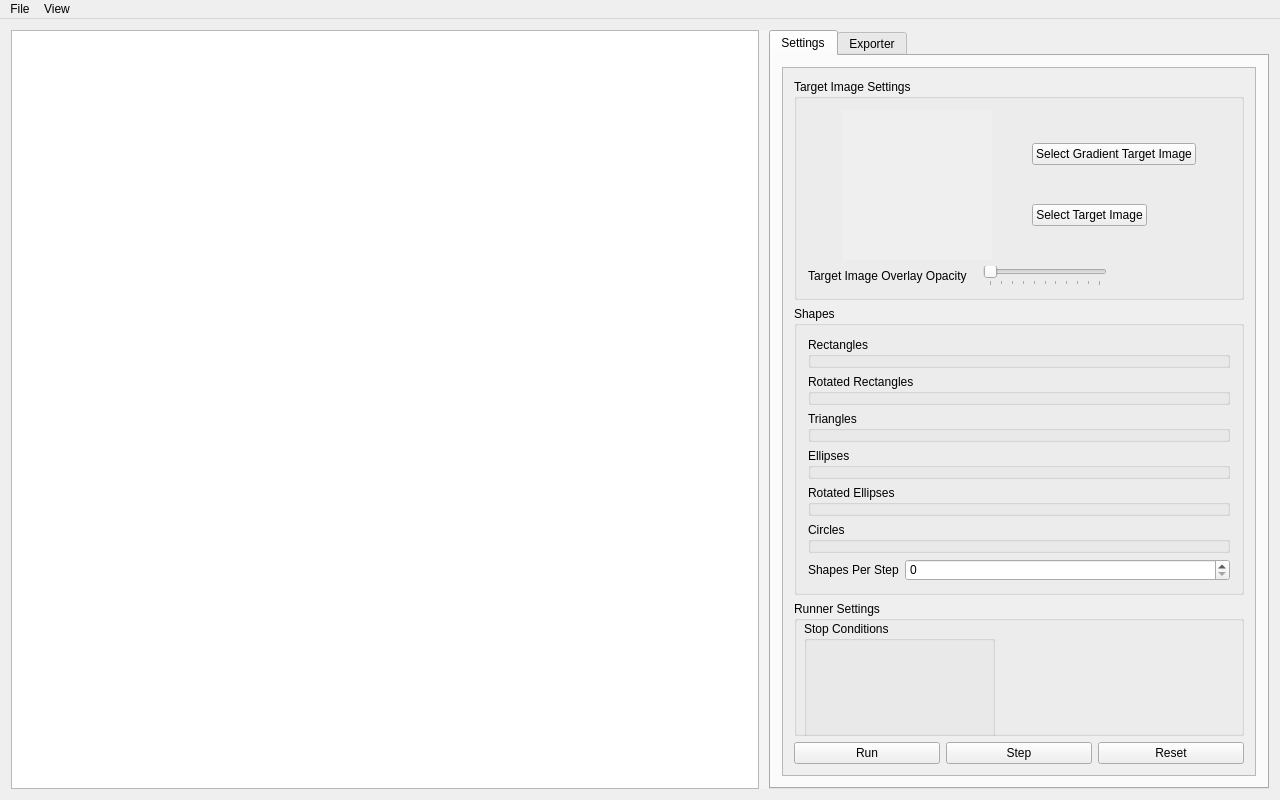
Before: the Qt Designer form Geometrize/dialog/imagejobwindow.ui in Tw1ddle/geometrize, drawn with Qt 5.
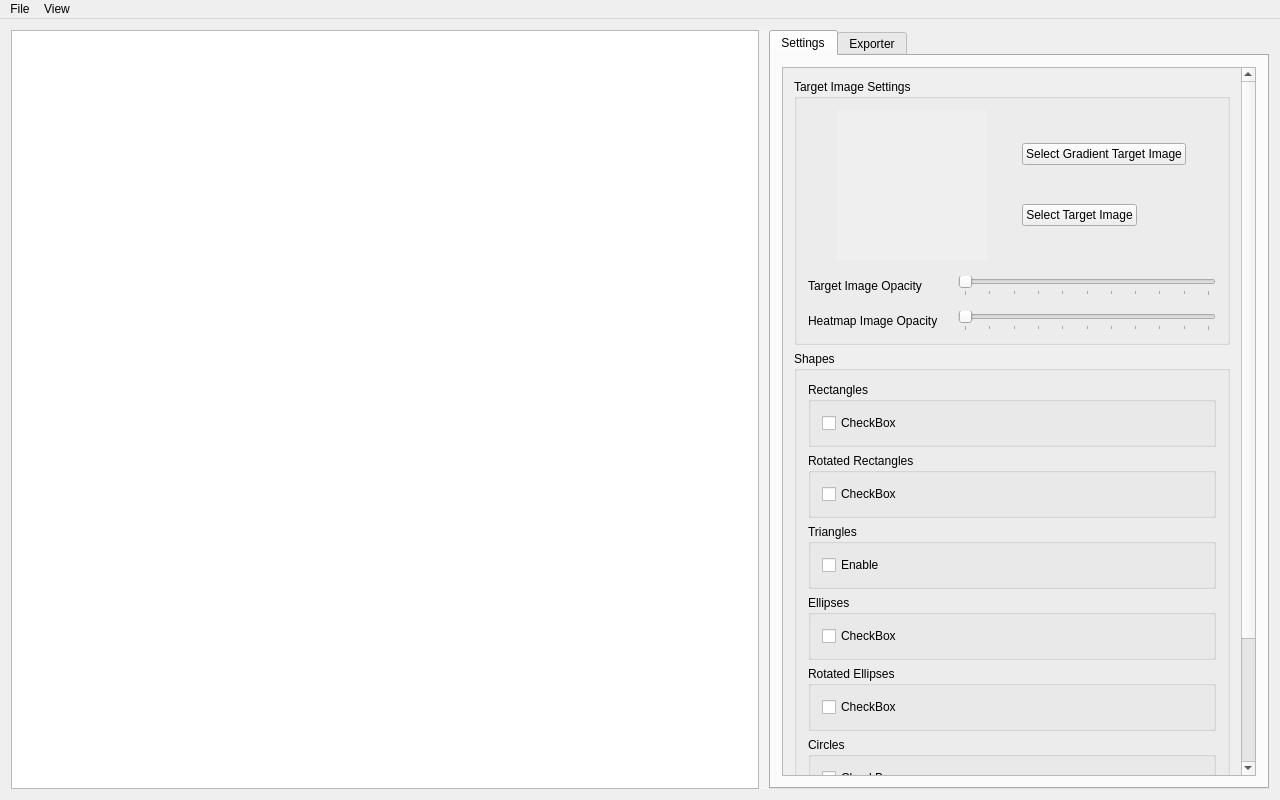
After: the same form once the commit is applied. Custom widgets are drawn as their Qt base class.

Diff of the .ui file:
```diff
--- a/Geometrize/dialog/imagejobwindow.ui
+++ b/Geometrize/dialog/imagejobwindow.ui
@@ -138,19 +138,6 @@
                <property name="title">
                 <string>Runner Settings</string>
                </property>
-               <widget class="QGroupBox" name="stopConditionsBox">
-                <property name="geometry">
-                 <rect>
-                  <x>10</x>
-                  <y>20</y>
-                  <width>191</width>
-                  <height>201</height>
-                 </rect>
-                </property>
-                <property name="title">
-                 <string>Stop Conditions</string>
-                </property>
-               </widget>
               </widget>
              </item>
              <item row="1" column="0">
@@ -170,6 +157,15 @@
                   <property name="title">
                    <string>Rectangles</string>
                   </property>
+                  <layout class="QFormLayout" name="formLayout_4">
+                   <item row="0" column="0">
+                    <widget class="QCheckBox" name="useRectangles">
+                     <property name="text">
+                      <string>CheckBox</string>
+                     </property>
+                    </widget>
+                   </item>
+                  </layout>
                  </widget>
                 </item>
                 <item>
@@ -177,6 +173,15 @@
                   <property name="title">
                    <string>Rotated Rectangles</string>
                   </property>
+                  <layout class="QFormLayout" name="formLayout_6">
+                   <item row="0" column="0">
+                    <widget class="QCheckBox" name="useRotatedRectangles">
+                     <property name="text">
+                      <string>CheckBox</string>
+                     </property>
+                    </widget>
+                   </item>
+                  </layout>
                  </widget>
                 </item>
                 <item>
@@ -184,6 +189,15 @@
                   <property name="title">
                    <string>Triangles</string>
                   </property>
+                  <layout class="QFormLayout" name="formLayout_7">
+                   <item row="0" column="0">
+                    <widget class="QCheckBox" name="useTriangles">
+                     <property name="text">
+                      <string>Enable</string>
+                     </property>
+                    </widget>
+                   </item>
+                  </layout>
                  </widget>
                 </item>
                 <item>
@@ -191,6 +205,15 @@
                   <property name="title">
                    <string>Ellipses</string>
                   </property>
+                  <layout class="QFormLayout" name="formLayout_2">
+                   <item row="0" column="0">
+                    <widget class="QCheckBox" name="useEllipses">
+                     <property name="text">
+                      <string>CheckBox</string>
+                     </property>
+                    </widget>
+                   </item>
+                  </layout>
                  </widget>
                 </item>
                 <item>
@@ -198,6 +221,15 @@
                   <property name="title">
                    <string>Rotated Ellipses</string>
                   </property>
+                  <layout class="QFormLayout" name="formLayout_5">
+                   <item row="0" column="0">
+                    <widget class="QCheckBox" name="useRotatedEllipses">
+                     <property name="text">
+                      <string>CheckBox</string>
+                     </property>
+                    </widget>
+                   </item>
+                  </layout>
                  </widget>
                 </item>
                 <item>
@@ -205,21 +237,62 @@
                   <property name="title">
                    <string>Circles</string>
                   </property>
+                  <layout class="QFormLayout" name="formLayout_3">
+                   <item row="0" column="0">
+                    <widget class="QCheckBox" name="useCircles">
+                     <property name="text">
+                      <string>CheckBox</string>
+                     </property>
+                    </widget>
+                   </item>
+                  </layout>
                  </widget>
                 </item>
+                <item>
+                 <spacer name="verticalSpacer">
+                  <property name="orientation">
+                   <enum>Qt::Vertical</enum>
+                  </property>
+                  <property name="sizeType">
+                   <enum>QSizePolicy::Fixed</enum>
+                  </property>
+                  <property name="sizeHint" stdset="0">
+                   <size>
+                    <width>20</width>
+                    <height>10</height>
+                   </size>
+                  </property>
+                 </spacer>
+                </item>
                 <item>
                  <layout class="QVBoxLayout" name="verticalLayout_15">
                   <item>
-                   <layout class="QFormLayout" name="formLayout">
-                    <item row="1" column="0">
+                   <layout class="QGridLayout" name="gridLayout">
+                    <item row="0" column="0">
                      <widget class="QLabel" name="shapesPerStepLabel">
                       <property name="text">
                        <string>Shapes Per Step</string>
                       </property>
                      </widget>
                     </item>
-                    <item row="1" column="1">
-                     <widget class="QSpinBox" name="shapesPerStepSpinBox"/>
+                    <item row="0" column="1">
+                     <widget class="QSpinBox" name="shapesPerStepSpinBox">
+                      <property name="sizePolicy">
+                       <sizepolicy hsizetype="Fixed" vsizetype="Fixed">
+                        <horstretch>0</horstretch>
+                        <verstretch>0</verstretch>
+                       </sizepolicy>
+                      </property>
+                      <property name="correctionMode">
+                       <enum>QAbstractSpinBox::CorrectToNearestValue</enum>
+                      </property>
+                      <property name="minimum">
+                       <number>1</number>
+                      </property>
+                      <property name="maximum">
+                       <number>15</number>
+                      </property>
+                     </widget>
                     </item>
                    </layout>
                   </item>
@@ -307,37 +380,27 @@
                  </layout>
                 </item>
                 <item>
-                 <layout class="QHBoxLayout" name="horizontalLayout">
-                  <item>
-                   <widget class="QLabel" name="label_2">
-                    <property name="sizePolicy">
-                     <sizepolicy hsizetype="Fixed" vsizetype="Preferred">
-                      <horstretch>0</horstretch>
-                      <verstretch>0</verstretch>
-                     </sizepolicy>
-                    </property>
-                    <property name="text">
-                     <string>Target Image Overlay Opacity</string>
-                    </property>
-                   </widget>
-                  </item>
-                  <item>
-                   <spacer name="horizontalSpacer_2">
-                    <property name="orientation">
-                     <enum>Qt::Horizontal</enum>
-                    </property>
-                    <property name="sizeType">
-                     <enum>QSizePolicy::Fixed</enum>
-                    </property>
-                    <property name="sizeHint" stdset="0">
-                     <size>
-                      <width>10</width>
-                      <height>20</height>
-                     </size>
-                    </property>
-                   </spacer>
-                  </item>
-                  <item>
+                 <spacer name="verticalSpacer_2">
+                  <property name="orientation">
+                   <enum>Qt::Vertical</enum>
+                  </property>
+                  <property name="sizeType">
+                   <enum>QSizePolicy::Fixed</enum>
+                  </property>
+                  <property name="sizeHint" stdset="0">
+                   <size>
+                    <width>20</width>
+                    <height>10</height>
+                   </size>
+                  </property>
+                 </spacer>
+                </item>
+                <item>
+                 <layout class="QFormLayout" name="formLayout">
+                  <property name="horizontalSpacing">
+                   <number>20</number>
+                  </property>
+                  <item row="0" column="1">
                    <widget class="QSlider" name="targetOpacitySlider">
                     <property name="sizePolicy">
                      <sizepolicy hsizetype="Expanding" vsizetype="Fixed">
@@ -356,21 +419,45 @@
                     </property>
                    </widget>
                   </item>
-                  <item>
-                   <spacer name="horizontalSpacer">
+                  <item row="0" column="0">
+                   <widget class="QLabel" name="label_2">
+                    <property name="sizePolicy">
+                     <sizepolicy hsizetype="Fixed" vsizetype="Preferred">
+                      <horstretch>0</horstretch>
+                      <verstretch>0</verstretch>
+                     </sizepolicy>
+                    </property>
+                    <property name="text">
+                     <string>Target Image Opacity</string>
+                    </property>
+                   </widget>
+                  </item>
+                  <item row="2" column="0">
+                   <widget class="QLabel" name="label_3">
+                    <property name="text">
+                     <string>Heatmap Image Opacity</string>
+                    </property>
+                   </widget>
+                  </item>
+                  <item row="1" column="0">
+                   <widget class="Line" name="line">
                     <property name="orientation">
                      <enum>Qt::Horizontal</enum>
                     </property>
-                    <property name="sizeType">
-                     <enum>QSizePolicy::Expanding</enum>
+                   </widget>
+                  </item>
+                  <item row="2" column="1">
+                   <widget class="QSlider" name="heatmapOpacitySlider">
+                    <property name="maximum">
+                     <number>100</number>
                     </property>
-                    <property name="sizeHint" stdset="0">
-                     <size>
-                      <width>100</width>
-                      <height>20</height>
-                     </size>
+                    <property name="orientation">
+                     <enum>Qt::Horizontal</enum>
                     </property>
-                   </spacer>
+                    <property name="tickPosition">
+                     <enum>QSlider::TicksBelow</enum>
+                    </property>
+                   </widget>
                   </item>
                  </layout>
                 </item>
```
